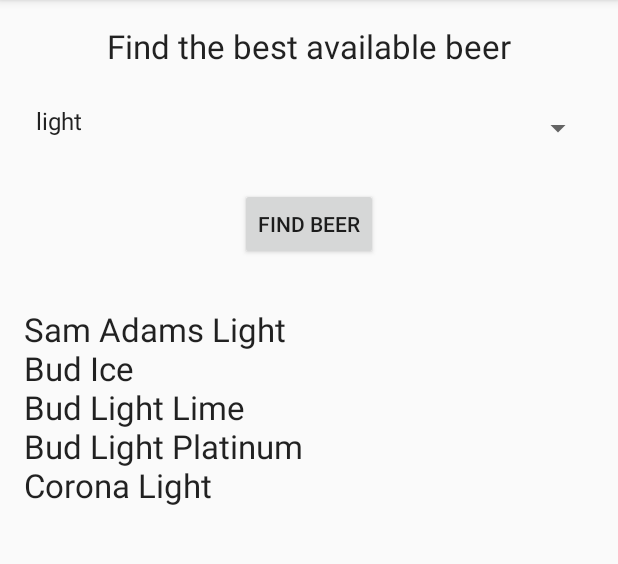
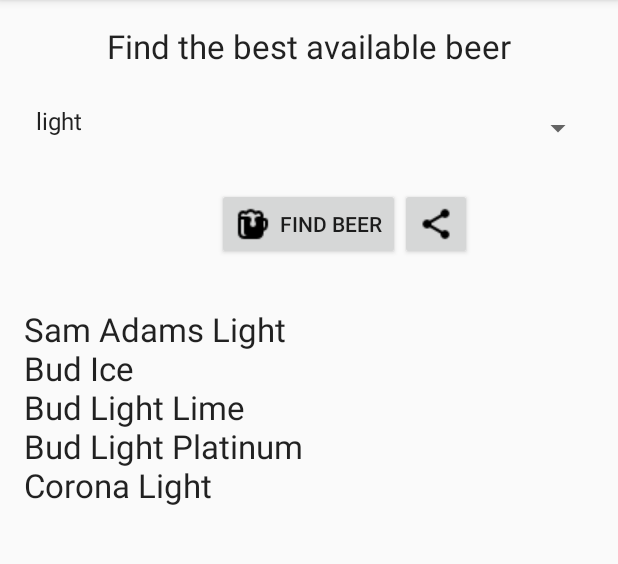
Before and after one commit to jayavardhanravi/Mobile-Application, an Android app: the screen it shows after launch (MainActivity), in the options menu, after a tap on "Settings", on a phone screen of 412 x 824 dp, the part 84-648 px from its top. Run offline under Robolectric (Android 15) with nearby library versions, the phone set to English and light mode, and no system bars.

Commit message:
Linking two activities

```diff
--- a/BeerAdviser/app/src/main/AndroidManifest.xml
+++ b/BeerAdviser/app/src/main/AndroidManifest.xml
@@ -18,6 +18,10 @@
                 <category android:name="android.intent.category.LAUNCHER" />
             </intent-filter>
         </activity>
+        <activity
+            android:name=".ShareActivity"
+            android:label="@string/title_activity_share"
+            android:theme="@style/AppTheme.NoActionBar"></activity>
     </application>
 
 </manifest>
--- a/BeerAdviser/app/src/main/java/com/app/beer/beeradviser/MainActivity.java
+++ b/BeerAdviser/app/src/main/java/com/app/beer/beeradviser/MainActivity.java
@@ -1,5 +1,6 @@
 package com.app.beer.beeradviser;
 
+import android.content.Intent;
 import android.os.Bundle;
 import android.support.design.widget.FloatingActionButton;
 import android.support.design.widget.Snackbar;
@@ -61,6 +62,8 @@ public class MainActivity extends AppCompatActivity {
     public void getMyBeerList(View view) {
         TextView beer_obtained = (TextView) findViewById(R.id.textView2);
         Spinner beer_selected = (Spinner) findViewById(R.id.spinner);
+        Button beer_share = (Button) findViewById(R.id.button2);
+        beer_share.setVisibility(View.VISIBLE);
         List<String> listObtained = b.findingBeer(String.valueOf(beer_selected.getSelectedItem()));
         StringBuilder sb = new StringBuilder();
         for(String x:listObtained)
@@ -70,5 +73,10 @@ public class MainActivity extends AppCompatActivity {
         beer_obtained.setText(sb);
     }
 
-
+    public void shareMyBeerList(View view) {
+        TextView obtained_list = (TextView) findViewById(R.id.textView2);
+        Intent i = new Intent(this, ShareActivity.class);
+        i.putExtra("textView4", obtained_list.getText().toString());
+        startActivity(i);
+    }
 }
--- /dev/null
+++ b/BeerAdviser/app/src/main/java/com/app/beer/beeradviser/ShareActivity.java
@@ -0,0 +1,24 @@
+package com.app.beer.beeradviser;
+
+import android.content.Intent;
+import android.os.Bundle;
+import android.support.design.widget.FloatingActionButton;
+import android.support.design.widget.Snackbar;
+import android.support.v7.app.AppCompatActivity;
+import android.support.v7.widget.Toolbar;
+import android.view.View;
+import android.widget.TextView;
+
+public class ShareActivity extends AppCompatActivity {
+
+    @Override
+    protected void onCreate(Bundle savedInstanceState) {
+        super.onCreate(savedInstanceState);
+        setContentView(R.layout.content_share);
+        Intent ivar = getIntent();
+        String msg = ivar.getStringExtra("textView4");
+        TextView messageView = (TextView)findViewById(R.id.textView4);
+        messageView.setText(msg);
+    }
+
+}
--- a/BeerAdviser/app/src/main/res/layout/content_main.xml
+++ b/BeerAdviser/app/src/main/res/layout/content_main.xml
@@ -36,7 +36,7 @@
         android:layout_width="wrap_content"
         android:layout_height="wrap_content"
         android:textAppearance="?android:attr/textAppearanceLarge"
-        android:text="Large Text nad much more text goes here"
+        android:text=""
         android:id="@+id/textView2"
         android:layout_marginTop="31dp"
         android:layout_below="@+id/button"
@@ -47,9 +47,23 @@
         android:layout_width="wrap_content"
         android:layout_height="wrap_content"
         android:text="@string/button_label"
+        android:drawableLeft="@drawable/ic_beercup"
+        android:drawablePadding="6dp"
         android:id="@+id/button"
         android:onClick="getMyBeerList"
-        android:layout_below="@+id/spinner"
+        android:layout_alignTop="@+id/button2"
         android:layout_centerHorizontal="true" />
 
+    <Button
+        style="?android:attr/buttonStyleSmall"
+        android:layout_width="wrap_content"
+        android:layout_height="wrap_content"
+        android:drawableLeft="@drawable/ic_share"
+        android:visibility="invisible"
+        android:id="@+id/button2"
+        android:onClick="shareMyBeerList"
+        android:layout_below="@+id/spinner"
+        android:layout_toRightOf="@+id/button"
+        android:layout_toEndOf="@+id/button" />
+
 </RelativeLayout>
--- a/BeerAdviser/app/src/main/res/values/strings.xml
+++ b/BeerAdviser/app/src/main/res/values/strings.xml
@@ -9,4 +9,5 @@
         <item>brown</item>
         <item>dark</item>
     </string-array>
+    <string name="title_activity_share">ShareActivity</string>
 </resources>
```
Also changed, not shown: BeerAdviser/app/src/main/res/layout/content_share.xml (added, +63 -0 lines), BeerAdviser/app/src/main/res/drawable/ic_beercup.png (added), BeerAdviser/app/src/main/res/drawable/ic_leftarrow.png (added), BeerAdviser/app/src/main/res/drawable/ic_share.png (added), BeerAdviser/app/src/main/res/drawable/ic_tickmark.png (added).
